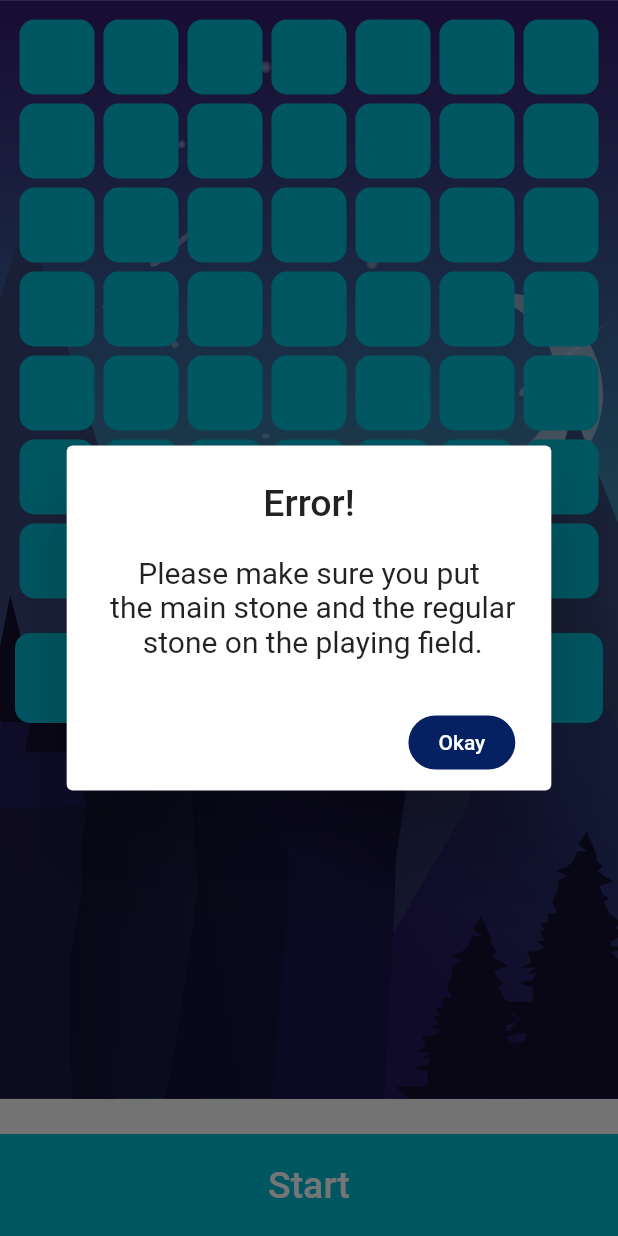
After one commit to mertguven/dragTheStone, a Flutter app: the GamePage screen opened directly, after a tap on "Start", on a phone screen of 412 x 824 dp. The commit adds this screen. Run offline on Flutter 3.47's test engine with Material 2 defaults, Android fonts, the phone set to English and light mode, and no system bars; our stand-ins replace font_awesome_flutter, lottie.

Commit message:
son güncelleme

```diff
--- a/lib/main.dart
+++ b/lib/main.dart
@@ -1,4 +1,4 @@
-import 'package:dragTheStone/screens/home_Page.dart';
+import 'package:dragTheStone/screens/home_page.dart';
 import 'package:flutter/material.dart';
 
 void main() {
@@ -11,10 +11,6 @@ class MyApp extends StatelessWidget {
     return MaterialApp(
       title: 'Drag The Stone',
       debugShowCheckedModeBanner: false,
-      theme: ThemeData(
-        primarySwatch: Colors.blue,
-        visualDensity: VisualDensity.adaptivePlatformDensity,
-      ),
       home: HomePage(),
     );
   }
--- /dev/null
+++ b/lib/screens/gamePage.dart
@@ -0,0 +1,474 @@
+import 'dart:async';
+
+import 'package:dragTheStone/screens/gameSettingsPage.dart';
+import 'package:dragTheStone/screens/home_page.dart';
+import 'package:flutter/cupertino.dart';
+import 'package:flutter/material.dart';
+import 'package:lottie/lottie.dart';
+
+// ignore: must_be_immutable
+class GamePage extends StatefulWidget {
+  int sizeOfField;
+
+  GamePage({this.sizeOfField});
+  @override
+  _GamePageState createState() => _GamePageState();
+}
+
+class _GamePageState extends State<GamePage> {
+  var player;
+  var mainStone;
+  var wall1;
+  var wall2;
+  var wall3;
+  var wallIndex = 0;
+  var playerIndex = 0;
+  var counter = 0;
+  int homeIconCounter = 1;
+  int playerIconCounter = 1;
+  int wallIconCounter = 3;
+  bool isItClicked = false;
+  Timer timer;
+  GlobalKey<ScaffoldState> scaffoldKey = GlobalKey<ScaffoldState>();
+  List<Icon> icon = List();
+  int numberInRow;
+  int numberOfSquares;
+
+  @override
+  void initState() {
+    icon = List(widget.sizeOfField * widget.sizeOfField);
+    numberInRow = widget.sizeOfField;
+    numberOfSquares = widget.sizeOfField * widget.sizeOfField;
+    super.initState();
+  }
+
+  @override
+  Widget build(BuildContext context) {
+    return Scaffold(
+      key: scaffoldKey,
+      body: SingleChildScrollView(
+        physics: NeverScrollableScrollPhysics(),
+        child: Stack(
+          children: [
+            Lottie.asset(
+              "assets/home_page_background_animation.json",
+              width: double.infinity,
+            ),
+            Container(
+              height: MediaQuery.of(context).size.height,
+              width: MediaQuery.of(context).size.width,
+              child: Column(
+                children: [
+                  Container(
+                    margin: EdgeInsets.only(top: 10, left: 10, right: 10),
+                    child: GridView.builder(
+                      shrinkWrap: true,
+                      physics: NeverScrollableScrollPhysics(),
+                      itemCount: numberOfSquares,
+                      gridDelegate: SliverGridDelegateWithFixedCrossAxisCount(
+                          crossAxisCount: numberInRow),
+                      itemBuilder: (BuildContext context, int index) {
+                        return DragTarget(
+                          builder: (context, candidateData, rejectedData) {
+                            return Padding(
+                              padding: const EdgeInsets.all(3.0),
+                              child: Container(
+                                decoration: BoxDecoration(
+                                  color: Colors.cyan,
+                                  borderRadius: BorderRadius.circular(10),
+                                ),
+                                child: player == index
+                                    ? Icon(Icons.accessibility_new)
+                                    : mainStone == index
+                                        ? Icon(Icons.home)
+                                        : wall1 == index ||
+                                                wall2 == index ||
+                                                wall3 == index
+                                            ? Icon(
+                                                Icons.whatshot,
+                                                color: Colors.red,
+                                              )
+                                            : Container(),
+                              ),
+                            );
+                          },
+                          onAccept: (Icon data) {
+                            setState(() {
+                              if (data.color == Colors.blue) {
+                                player = index;
+                                if (playerIconCounter != 0) {
+                                  playerIconCounter--;
+                                }
+                              } else if (data.color == Colors.black) {
+                                mainStone = index;
+                                if (homeIconCounter != 0) {
+                                  homeIconCounter--;
+                                }
+                                print(
+                                    "Ana taşın indexi:" + mainStone.toString());
+                              } else if (data.color == Colors.red) {
+                                if (wallIndex == 0) {
+                                  wall1 = index;
+                                  if (wallIconCounter != 0) {
+                                    wallIconCounter--;
+                                  }
+                                  wallIndex++;
+                                } else if (wallIndex == 1) {
+                                  wall2 = index;
+                                  if (wallIconCounter != 0) {
+                                    wallIconCounter--;
+                                  }
+                                  wallIndex++;
+                                } else if (wallIndex == 2) {
+                                  wall3 = index;
+                                  if (wallIconCounter != 0) {
+                                    wallIconCounter--;
+                                  }
+                                }
+                              }
+                              icon[index] = data;
+                            });
+                          },
+                        );
+                      },
+                    ),
+                  ),
+                  Container(
+                    margin: EdgeInsets.only(top: 20, left: 10, right: 10),
+                    child: Column(
+                      mainAxisAlignment: MainAxisAlignment.center,
+                      children: [
+                        Container(
+                          padding: EdgeInsets.symmetric(vertical: 10),
+                          decoration: BoxDecoration(
+                              color: Colors.cyan,
+                              borderRadius: BorderRadius.circular(10)),
+                          child: Row(
+                            mainAxisAlignment: MainAxisAlignment.spaceEvenly,
+                            children: [
+                              Column(
+                                children: [
+                                  Draggable<Icon>(
+                                    feedback: homeIconCounter != 0
+                                        ? Icon(Icons.home)
+                                        : Container(),
+                                    child: homeIconCounter == 0
+                                        ? Container()
+                                        : Icon(Icons.home),
+                                    data: Icon(
+                                      Icons.home,
+                                      color: Colors.black,
+                                    ),
+                                    childWhenDragging: Icon(Icons.home),
+                                  ),
+                                  Text(homeIconCounter.toString()),
+                                ],
+                              ),
+                              Column(
+                                children: [
+                                  Draggable<Icon>(
+                                    feedback: playerIconCounter != 0
+                                        ? Icon(Icons.accessibility_new)
+                                        : Container(),
+                                    child: playerIconCounter == 0
+                                        ? Container()
+                                        : Icon(Icons.accessibility_new),
+                                    data: Icon(
+                                      Icons.accessibility_new,
+                                      color: Colors.blue,
+                                    ),
+                                    childWhenDragging:
+                                        Icon(Icons.accessibility_new),
+                                  ),
+                                  Text(playerIconCounter.toString()),
+                                ],
+                              ),
+                              Column(
+                                children: [
+                                  Draggable<Icon>(
+                                    feedback: wallIconCounter != 0
+                                        ? Icon(
+                                            Icons.whatshot,
+                                            color: Colors.red,
+                                          )
+                                        : Container(),
+                                    child: wallIconCounter == 0
+                                        ? Container()
+                                        : Icon(
+                                            Icons.whatshot,
+                                            color: Colors.red,
+                                          ),
+                                    data: Icon(
+                                      Icons.whatshot,
+                                      color: Colors.red,
+                                    ),
+                                    childWhenDragging: Icon(
+                                      Icons.whatshot,
+                                      color: Colors.red,
+                                    ),
+                                  ),
+                                  Text(wallIconCounter.toString()),
+                                ],
+                              ),
+                            ],
+                          ),
+                        ),
+                      ],
+                    ),
+                  ),
+                ],
+              ),
+            ),
+          ],
+        ),
+      ),
+      bottomNavigationBar: Container(
+        padding: EdgeInsets.symmetric(vertical: 10),
+        color: Colors.cyan,
+        child: isItClicked
+            ? Row(
+                mainAxisAlignment: MainAxisAlignment.spaceEvenly,
+                children: [
+                  FlatButton(
+                    onPressed: () {
+                      if (homeIconCounter == 0 && playerIconCounter == 0) {
+                        startGame();
+                      } else {
+                        showCustomAlertDialog(context, "error");
+                      }
+                    },
+                    child: Text(
+                      "Resume",
+                      style: TextStyle(fontSize: 25, color: Colors.white),
+                    ),
+                  ),
+                  FlatButton(
+                    onPressed: () {
+                      timer.cancel();
+                    },
+                    child: Text(
+                      "Pause",
+                      style: TextStyle(fontSize: 25, color: Colors.white),
+                    ),
+                  ),
+                ],
+              )
+            : FlatButton(
+                onPressed: () {
+                  if (homeIconCounter == 0 && playerIconCounter == 0) {
+                    startGame();
+                  } else {
+                    showCustomAlertDialog(context, "error");
+                  }
+                },
+                child: Text(
+                  "Start",
+                  style: TextStyle(fontSize: 25, color: Colors.white),
+                ),
+              ),
+      ),
+    );
+  }
+
+  showCustomAlertDialog(BuildContext context, String which) {
+    if (counter == 1 || which == "error") {
+      showDialog(
+          context: context,
+          builder: (BuildContext context) {
+            return AlertDialog(
+              title: Row(
+                mainAxisAlignment: MainAxisAlignment.center,
+                children: [
+                  Text(
+                    which == "victory" ? "Victory!" : "Error!",
+                    style: TextStyle(fontSize: 25),
+                  ),
+                ],
+              ),
+              content: Row(
+                mainAxisAlignment: MainAxisAlignment.center,
+                children: [
+                  Text(
+                    which == "victory"
+                        ? "Score: $counter"
+                        : "Please make sure you put\n the main stone and the regular\n stone on the playing field.",
+                    textAlign: TextAlign.center,
+                    style: TextStyle(fontSize: 20),
+                  ),
+                ],
+              ),
+              actions: [
+                which == "victory"
+                    ? Row(
+                        children: [
+                          FlatButton(
+                            onPressed: () => Navigator.pushAndRemoveUntil(
+                                context,
+                                CupertinoPageRoute(
+                                    builder: (context) => HomePage()),
+                                (route) => false),
+                            child: Container(
+                              padding: EdgeInsets.symmetric(
+                                  vertical: 10, horizontal: 15),
+                              decoration: BoxDecoration(
+                                color: Color(0xFF062161),
+                                borderRadius: BorderRadius.circular(20),
+                              ),
+                              child: Text(
+                                "Return to homepage",
+                                style: TextStyle(color: Colors.white),
+                              ),
+                            ),
+                          ),
+                          FlatButton(
+                            onPressed: () => Navigator.pushAndRemoveUntil(
+                                context,
+                                CupertinoPageRoute(
+                                    builder: (context) => GameSettingsPage()),
+                                (route) => false),
+                            child: Container(
+                              padding: EdgeInsets.symmetric(
+                                  vertical: 10, horizontal: 15),
+                              decoration: BoxDecoration(
+                                color: Color(0xFF062161),
+                                borderRadius: BorderRadius.circular(20),
+                              ),
+                              child: Text(
+                                "Play again",
+                                style: TextStyle(color: Colors.white),
+                              ),
+                            ),
+                          ),
+                        ],
+                      )
+                    : FlatButton(
+                        onPressed: () => Navigator.pop(context),
+                        child: Container(
+                          padding: EdgeInsets.symmetric(
+                              vertical: 10, horizontal: 20),
+                          decoration: BoxDecoration(
+                            color: Color(0xFF062161),
+                            borderRadius: BorderRadius.circular(20),
+                          ),
+                          child: Text(
+                            "Okay",
+                            style: TextStyle(color: Colors.white),
+                          ),
+                        ),
+                      ),
+              ],
+            );
+          });
+    }
+  }
+
+  startGame() {
+    setState(() {
+      isItClicked = true;
+    });
+    Direction direction = Direction();
+    timer = Timer.periodic(Duration(milliseconds: 500), (timer) {
+      direction.moveRight(player, mainStone, wall1, wall2, wall3, numberInRow);
+      direction.moveLeft(player, mainStone, wall1, wall2, wall3, numberInRow);
+      direction.moveUp(player, mainStone, wall1, wall2, wall3, numberInRow);
+      direction.moveDown(player, mainStone, wall1, wall2, wall3, numberInRow);
+      print(direction.yon);
+      if (direction.yon == "right") {
+        setState(() {
+          player = player + 1;
+          if (mainStone == player) {
+            player = -9999;
+            counter++;
+
+            showCustomAlertDialog(context, "victory");
+            timer.cancel();
+          }
+        });
+      } else if (direction.yon == "left") {
+        setState(() {
+          player = player - 1;
+          if (mainStone == player) {
+            player = -9999;
+            counter++;
+
+            showCustomAlertDialog(context, "victory");
+            timer.cancel();
+          }
+        });
+      } else if (direction.yon == "up") {
+        setState(() {
+          player = player - numberInRow;
+          if (mainStone == player) {
+            player = -9999;
+            counter++;
+
+            showCustomAlertDialog(context, "victory");
+            timer.cancel();
+          }
+        });
+      } else if (direction.yon == "down") {
+        setState(() {
+          player = player + numberInRow;
+          if (mainStone == player) {
+            player = -9999;
+            counter++;
+            showCustomAlertDialog(context, "victory");
+            timer.cancel();
+          }
+        });
+      }
+    });
+  }
+}
+
+class Direction {
+  int rightWay = 81;
+  String yon;
+
+  moveRight(
+      int player, int mainStone, int wall1, int wall2, int wall3, int nir) {
+    player = player + 1;
+    if ((mainStone - player).abs() < rightWay &&
+        player != wall1 &&
+        player != wall2 &&
+        player != wall3) {
+      rightWay = (mainStone - player).abs();
+      yon = "right";
+    }
+  }
+
+  moveLeft(
+      int player, int mainStone, int wall1, int wall2, int wall3, int nir) {
+    player = player - 1;
+    if ((mainStone - player).abs() < rightWay &&
+        player != wall1 &&
+        player != wall2 &&
+        player != wall3) {
+      rightWay = (mainStone - player).abs();
+      yon = "left";
+    }
+  }
+
+  moveUp(int player, int mainStone, int wall1, int wall2, int wall3, int nir) {
+    player = player - nir;
+    if ((mainStone - player).abs() < rightWay &&
+        player != wall1 &&
+        player != wall2 &&
+        player != wall3) {
+      rightWay = (mainStone - player).abs();
+      yon = "up";
+    }
+  }
+
+  moveDown(
+      int player, int mainStone, int wall1, int wall2, int wall3, int nir) {
+    player = player + nir;
+    if ((mainStone - player).abs() < rightWay &&
+        player != wall1 &&
+        player != wall2 &&
+        player != wall3) {
+      rightWay = (mainStone - player).abs();
+      yon = "down";
+    }
+  }
+}
```
Also changed, not shown: lib/screens/aboutPage.dart (+3 -4 lines), lib/screens/gameSettingsPage.dart (+77 -62 lines), lib/screens/home_Page.dart (+2 -5 lines), lib/screens/howToPlayPage.dart (+3 -4 lines).
